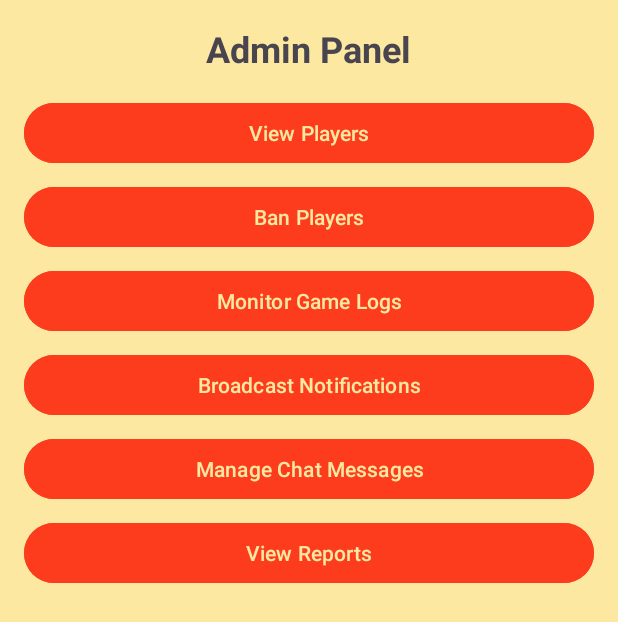
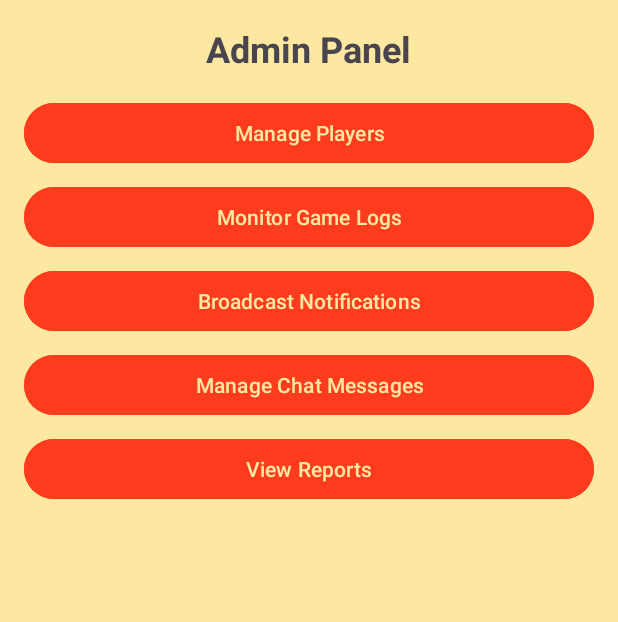
Before and after one commit to OzzieMunoz/Project2, an Android app: the AdminPanelActivity screen opened directly, with no data from a screen before it, on a phone screen of 412 x 824 dp. Shown: the top 622 px of the screen. Run offline under Robolectric (Android 15) with nearby library versions, the phone set to English and light mode, and no system bars.

```diff
--- a/app/src/main/java/com/example/bullshit/AdminPanelActivity.java
+++ b/app/src/main/java/com/example/bullshit/AdminPanelActivity.java
@@ -1,5 +1,6 @@
 package com.example.bullshit;
 
+import android.content.Intent;
 import android.os.Bundle;
 import android.widget.Button;
 import android.widget.Toast;
@@ -12,21 +13,17 @@ public class AdminPanelActivity extends AppCompatActivity {
         setContentView(R.layout.activity_admin_panel);
 
         // Link buttons with their IDs
-        Button viewPlayersButton = findViewById(R.id.viewPlayersButton);
-        Button banPlayersButton = findViewById(R.id.banPlayersButton);
+        Button managePlayersButton = findViewById(R.id.managePlayersButton);
         Button monitorLogsButton = findViewById(R.id.monitorLogsButton);
         Button broadcastNotificationsButton = findViewById(R.id.broadcastNotificationsButton);
         Button manageMessagesButton = findViewById(R.id.manageMessagesButton);
         Button viewReportsButton = findViewById(R.id.viewReportsButton);
 
-        // Add click listeners for each button
-        viewPlayersButton.setOnClickListener(v ->
-                Toast.makeText(this, "Feature coming soon: View Players", Toast.LENGTH_SHORT).show()
-        );
-
-        banPlayersButton.setOnClickListener(v ->
-                Toast.makeText(this, "Feature coming soon: Ban Players", Toast.LENGTH_SHORT).show()
-        );
+        // Add click listener for Manage Players button
+        managePlayersButton.setOnClickListener(v -> {
+            // TODO: Navigate to a new activity or implement a dialog for managing players
+            Toast.makeText(this, "Feature coming soon: Manage Players", Toast.LENGTH_SHORT).show();
+        });
 
         monitorLogsButton.setOnClickListener(v ->
                 Toast.makeText(this, "Feature coming soon: Monitor Game Logs", Toast.LENGTH_SHORT).show()
--- a/app/src/main/res/layout/activity_admin_panel.xml
+++ b/app/src/main/res/layout/activity_admin_panel.xml
@@ -16,22 +16,14 @@
         android:layout_marginBottom="16dp" />
 
     <Button
-        android:id="@+id/viewPlayersButton"
+        android:id="@+id/managePlayersButton"
         android:layout_width="match_parent"
         android:layout_height="wrap_content"
-        android:text="View Players"
+        android:text="Manage Players"
         android:backgroundTint="#fc3c1c"
         android:textColor="#fce8a0"
         android:layout_marginBottom="8dp" />
 
-    <Button
-        android:id="@+id/banPlayersButton"
-        android:layout_width="match_parent"
-        android:layout_height="wrap_content"
-        android:text="Ban Players"
-        android:backgroundTint="#fc3c1c"
-        android:textColor="#fce8a0"
-        android:layout_marginBottom="8dp" />
 
     <Button
         android:id="@+id/monitorLogsButton"
```
